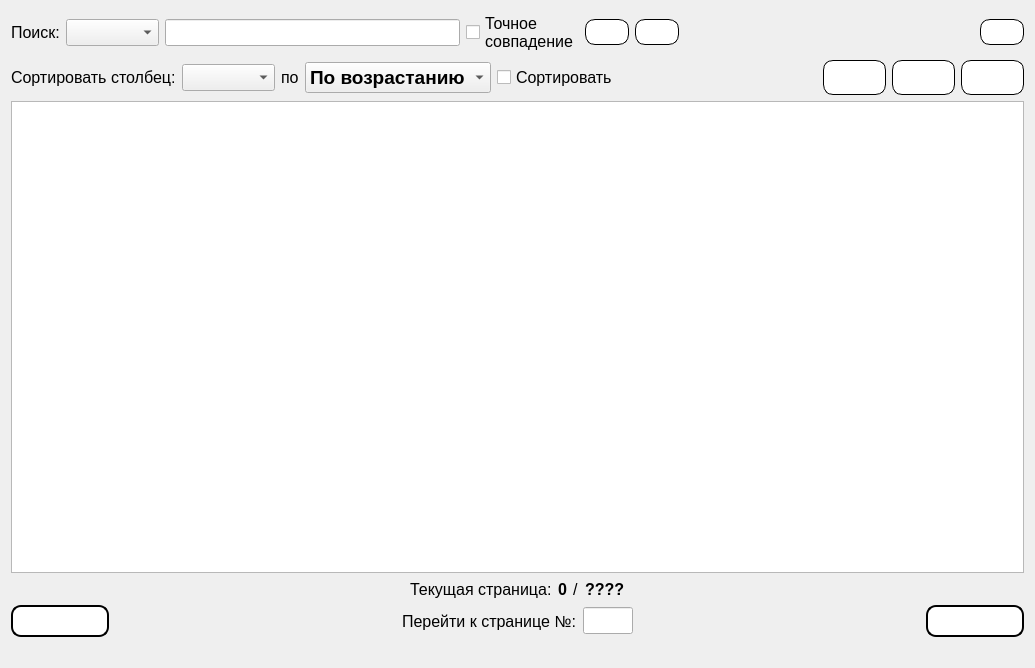
Above: Gui/TabWidgets/Admin/payments.ui from MyEdit/Casino_Client before the change. Below: the same form after it.
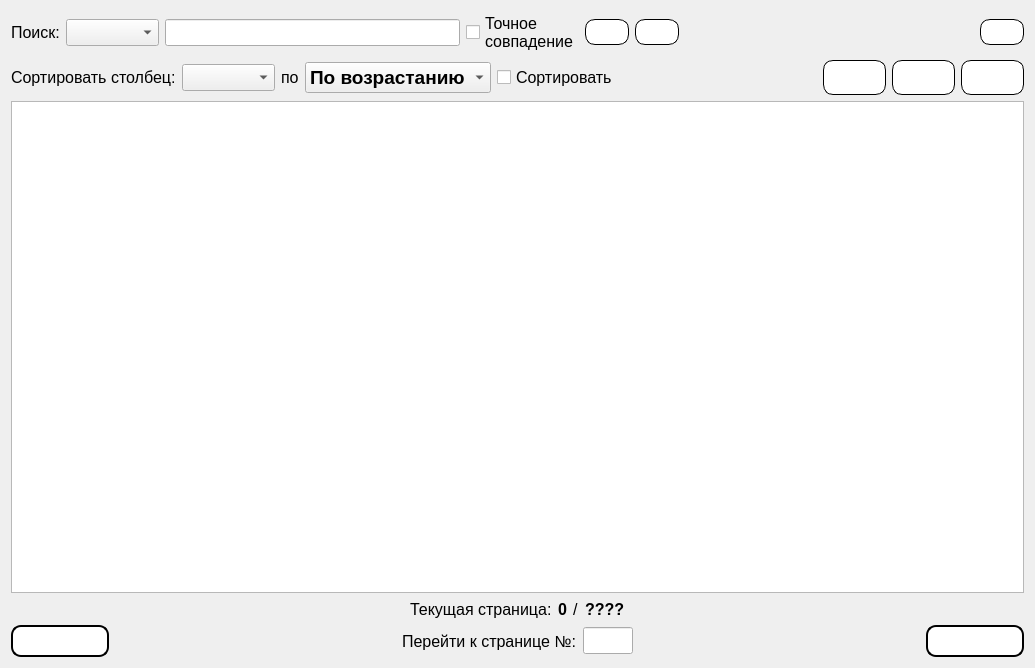
That is the form after the change. Icons and pictures are not drawn.

What changed in the file:
```diff
--- a/Gui/TabWidgets/Admin/payments.ui
+++ b/Gui/TabWidgets/Admin/payments.ui
@@ -647,13 +647,6 @@
      </item>
     </layout>
    </item>
-   <item>
-    <widget class="QLabel" name="status">
-     <property name="text">
-      <string/>
-     </property>
-    </widget>
-   </item>
   </layout>
  </widget>
  <resources>
```
Left out of the diff: 18 changed lines with no effect on the pictures.
